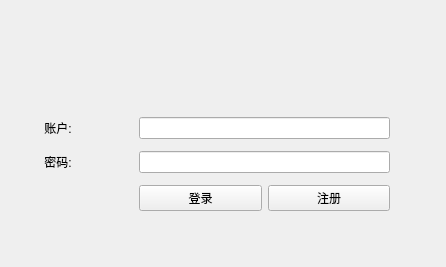
First picture: the form in mainwindow.ui, repository Zentions/SoftwareShareWin, before the edit.
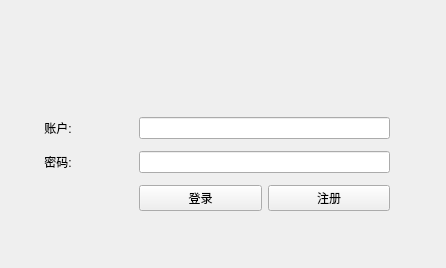
Second picture: the form after the edit.

The edit to the form file:
```diff
--- a/mainwindow.ui
+++ b/mainwindow.ui
@@ -7,7 +7,7 @@
     <x>0</x>
     <y>0</y>
     <width>446</width>
-    <height>267</height>
+    <height>268</height>
    </rect>
   </property>
   <property name="windowTitle">
@@ -225,7 +225,7 @@
      </item>
     </layout>
    </widget>
-   <widget class="QWidget" name="">
+   <widget class="QWidget" name="layoutWidget">
     <property name="geometry">
      <rect>
       <x>50</x>
```
